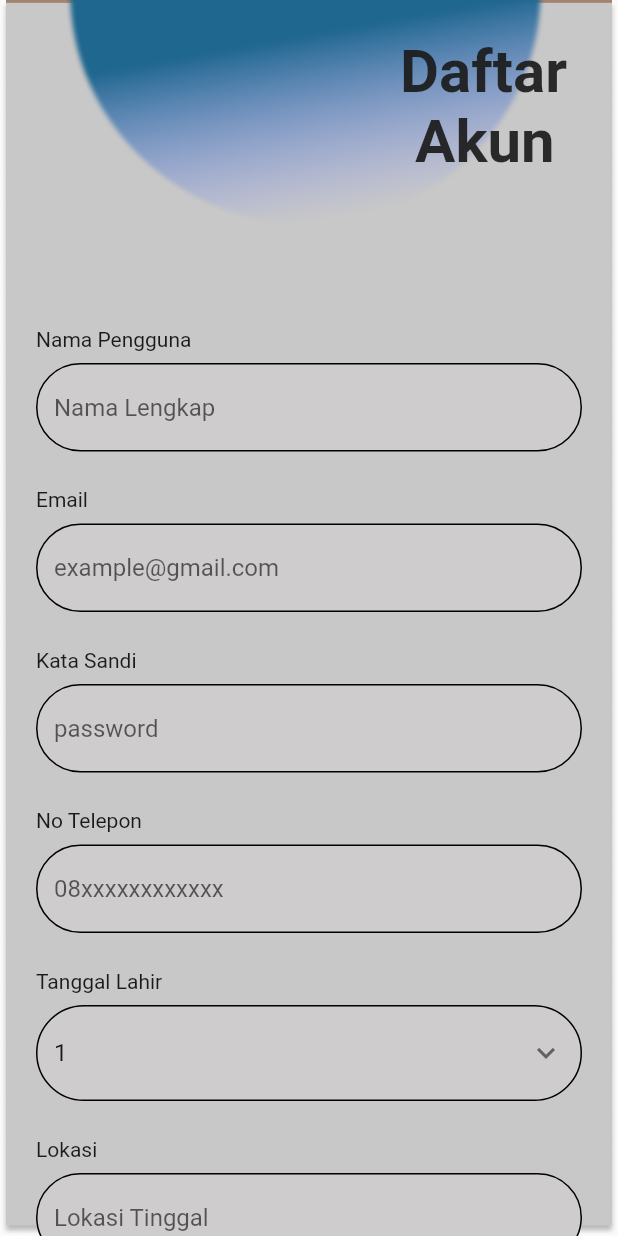
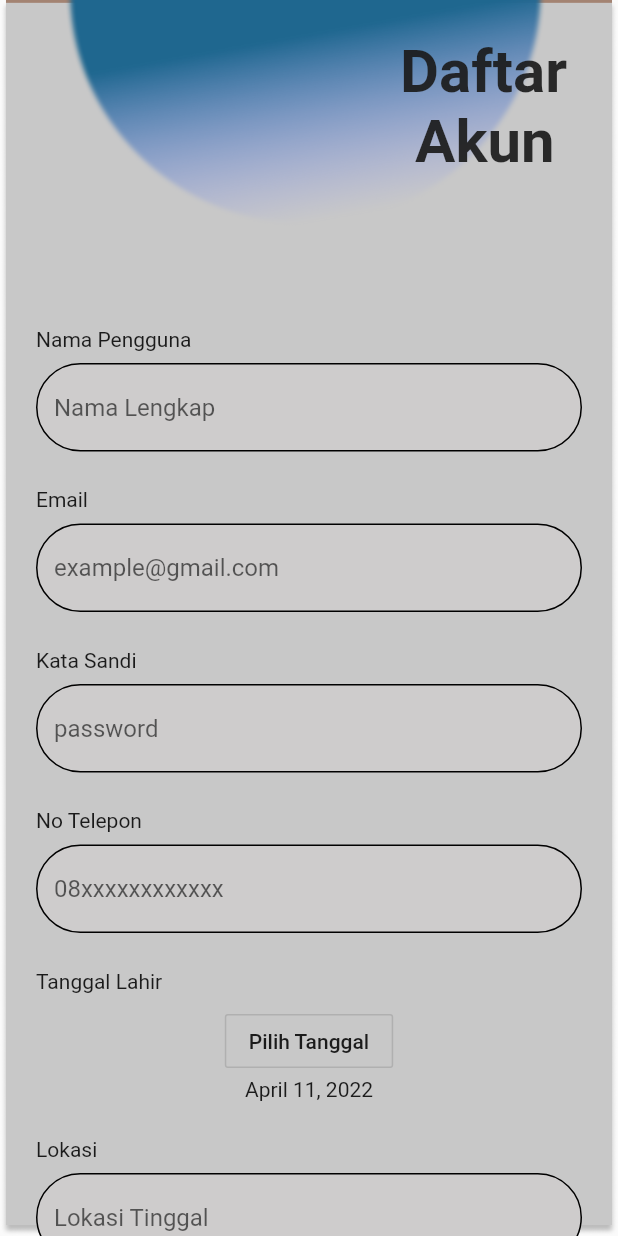
Before and after one commit to ihsanasfarii/Self-Safety-Report-Apps, a Flutter app: the registrasi screen opened by its route, on a phone screen of 412 x 824 dp. Run offline on Flutter 3.47's test engine with Material 2 defaults, Android fonts, the phone set to English and light mode, and no system bars; our stand-ins replace flutter_svg; missing offline and left inert: flutter_responsive.

Commit message:
registrasi done

```diff
--- a/lib/Register/registrasi.dart
+++ b/lib/Register/registrasi.dart
@@ -1,42 +1,15 @@
 import 'package:flutter/material.dart';
 import 'package:selfsafetyapp_test/Login/LoginPage.dart';
+import 'package:intl/intl.dart';
 
-class registrasi extends StatelessWidget {
-  String dropdownvalue = '1';
+class registrasi extends StatefulWidget {
+  @override
+  State<registrasi> createState() => _registrasiState();
+}
 
-  var items = [
-    '1',
-    '2',
-    '3',
-    '4',
-    '5',
-    '6',
-    '7',
-    '8',
-    '9',
-    '10',
-    '11',
-    '12',
-    '13',
-    '14',
-    '15',
-    '16',
-    '17',
-    '18',
-    '19',
-    '20',
-    '21',
-    '22',
-    '23',
-    '24',
-    '25',
-    '26',
-    '27',
-    '28',
-    '29',
-    '30',
-    '31'
-  ];
+class _registrasiState extends State<registrasi> {
+  // Date Time Picker Initiation
+  DateTime selectedDate = DateTime.now();
 
   @override
   Widget build(BuildContext context) {
@@ -185,43 +158,35 @@ class registrasi extends StatelessWidget {
                 SizedBox(
                   height: 8,
                 ),
-                Column(
-                  children: [
-                    DropdownButtonFormField(
-                      decoration: InputDecoration(
-                        focusColor: Colors.green,
-                        filled: true,
-                        fillColor: Color.fromARGB(255, 206, 204, 204),
-                        focusedBorder: OutlineInputBorder(
-                            borderRadius: BorderRadius.circular(100),
-                            borderSide: const BorderSide(
-                                color: Color.fromARGB(255, 0, 0, 0))),
-                        enabledBorder: OutlineInputBorder(
-                            borderRadius: BorderRadius.circular(100),
-                            borderSide: const BorderSide(
-                                color: Color.fromARGB(255, 0, 0, 0))),
+                Center(
+                  child: Column(
+                    children: <Widget>[
+                      OutlineButton(
+                        onPressed: () {
+                          showDatePicker(
+                            context: context,
+                            initialDate: selectedDate,
+                            firstDate: DateTime(1900),
+                            lastDate: DateTime(2050),
+                          ).then(
+                            (value) {
+                              if (value != null) {
+                                setState(
+                                  () {
+                                    selectedDate = value;
+                                  },
+                                );
+                              }
+                              ;
+                            },
+                          );
+                        },
+                        child: Text('Pilih Tanggal'),
                       ),
-                      value: dropdownvalue,
-                      // Down Arrow Icon
-                      icon: const Icon(Icons.keyboard_arrow_down),
-
-                      // Array list of items
-                      items: items.map((String items) {
-                        return DropdownMenuItem(
-                          value: items,
-                          child: Text(items),
-                        );
-                      }).toList(),
-                      // After selecting the desired option,it will
-                      // change button value to selected value
-                      onChanged: (String? newValue) {
-                        setState(() {
-                          dropdownvalue = newValue!;
-                        });
-                      },
-                    ),
-                  ],
-                ),
+                      Text(DateFormat.yMMMMd().format(selectedDate)),
+                    ],
+                  ),
+                )
               ],
             ),
             SizedBox(
@@ -255,27 +220,49 @@ class registrasi extends StatelessWidget {
             SizedBox(
               height: 12,
             ),
-            ElevatedButton(
-              onPressed: () {
-                Navigator.push(
-                  context,
-                  MaterialPageRoute(builder: (context) => LoginPage()),
-                );
-              },
-              child: Text(
-                'Daftar',
-                style: TextStyle(
-                  color: Colors.black,
-                  fontSize: 20,
-                  fontWeight: FontWeight.bold,
+            Container(
+              height: 50,
+              width: 250,
+              margin: EdgeInsets.symmetric(horizontal: 50),
+              decoration: BoxDecoration(
+                boxShadow: [
+                  BoxShadow(
+                      color: Colors.black38,
+                      blurRadius: 25,
+                      offset: const Offset(0, 10))
+                ],
+                color: Color.fromARGB(255, 111, 117, 202),
+                borderRadius: BorderRadius.circular(10),
+              ),
+              child: FlatButton(
+                onPressed: () {
+                  showDialog(
+                    context: context,
+                    builder: (BuildContext context) {
+                      return AlertDialog(
+                        content:
+                            new Text("Selamat Data Registrasi Anda Berhasil"),
+                        actions: <Widget>[
+                          new FlatButton(
+                            child: new Text("OK"),
+                            onPressed: () {
+                              Navigator.of(context).pop();
+                            },
+                          ),
+                        ],
+                      );
+                    },
+                  );
+                },
+                child: const Text(
+                  "Daftar",
+                  style: TextStyle(fontSize: 20),
                 ),
               ),
-            ),
+            )
           ],
         ),
       ),
     );
   }
 }
-
-void setState(Null Function() param0) {}
--- a/lib/helperurl.dart
+++ b/lib/helperurl.dart
@@ -1,6 +1,6 @@
 class MyUrl {
-  String urlDevice = "http://10.0.2.2/flutter-ci";
-
+  // String urlDevice = "http://10.0.2.2/flutter-ci";
+  String urlDevice = "http://192.168.100.14/flutter-ci";
   String getUrlDevice() {
     return this.urlDevice;
   }
--- a/lib/splashscreen.dart
+++ b/lib/splashscreen.dart
@@ -20,6 +20,7 @@ class splashscreen extends StatelessWidget {
                 image: AssetImage("assets/homepage.png"), fit: BoxFit.cover),
           ),
         ),
-        ));
+      ),
+    );
   }
 }
--- a/pubspec.yaml
+++ b/pubspec.yaml
@@ -31,6 +31,8 @@ dependencies:
     sdk: flutter
   like_button: ^2.0.4
   hovering: ^1.0.4
+  flutter_cupertino_date_picker: ^1.0.26+2
+  intl : ^0.17.0
 
 
   # The following adds the Cupertino Icons font to your application.
```
Also changed, not shown: pubspec.lock. Lines whose indentation alone changed are shown as unchanged.
